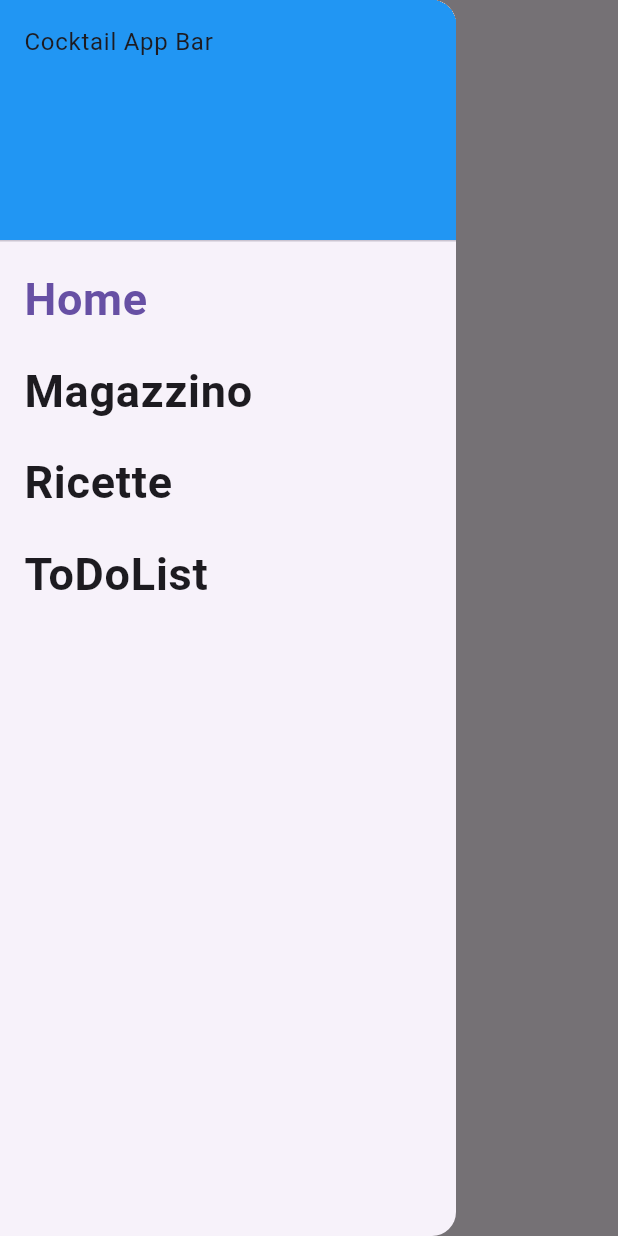
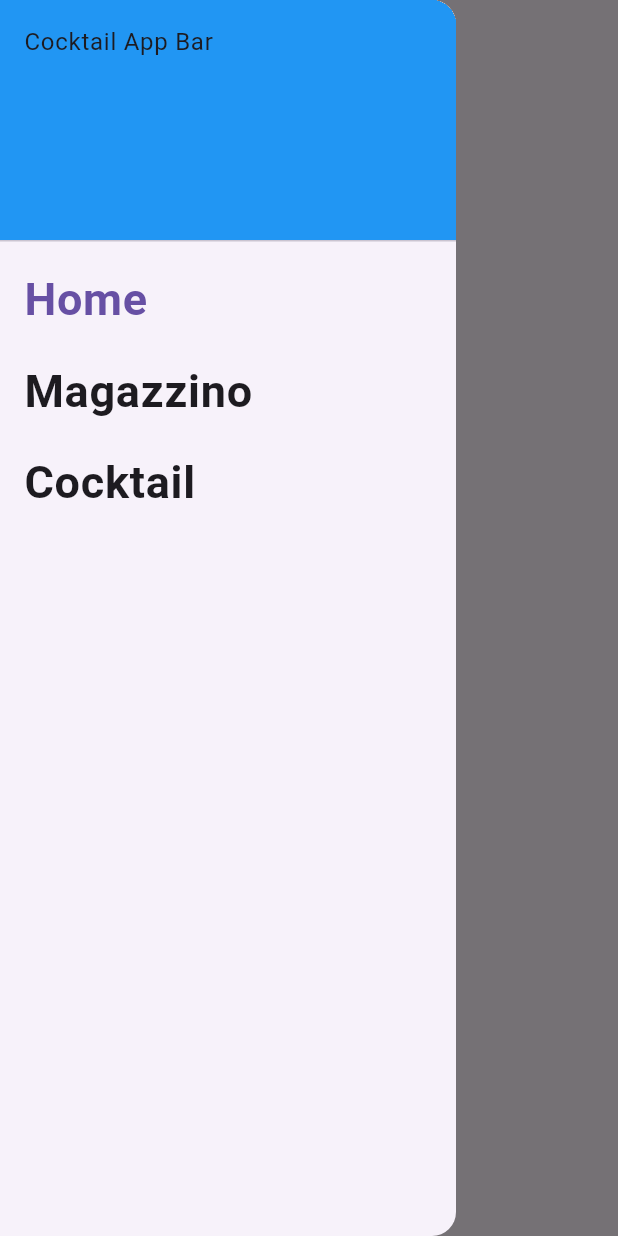
Before and after one commit to chirichexe/CocktailBarApp, a Flutter app: the screen it shows after launch, with the side drawer open, on a phone screen of 412 x 824 dp. Run offline on Flutter 3.47's test engine with Material 3 defaults, Android fonts, the phone set to English and light mode, and no system bars; our stand-ins replace getwidget.

```diff
--- a/app/cocktailbar_app/lib/main.dart
+++ b/app/cocktailbar_app/lib/main.dart
@@ -2,9 +2,9 @@
 
 import 'package:flutter/material.dart';
 import 'pages/homepage/homePage.dart';
-import 'pages/secondpage/secondPage.dart';
-import 'pages/thirdpage/thirdPage.dart';
-import 'pages/fourthpage/fourthPage.dart';
+import 'pages/magazzino/magazzinoPage.dart';
+import 'pages/cocktail/cocktailPage.dart';
+import 'package:getwidget/getwidget.dart';
 
 void main() => runApp(MyApp());
 
@@ -20,9 +20,8 @@ class MyApp extends StatelessWidget {
       ),
       home: const MyDrawer(),
       routes: {
-        '/second': (context) => createSecondPage(),
-        '/third': (context) => createThirdPage(),
-        '/fourth': (context) => createFourthPage(),
+        '/magazzino': (context) => createMagazzinoPage(),
+        '/cocktail': (context) => createCocktailPage(),
       },
     );
   }
--- a/app/cocktailbar_app/lib/pages/homepage/homePage.dart
+++ b/app/cocktailbar_app/lib/pages/homepage/homePage.dart
@@ -20,9 +20,8 @@ class _Drawer extends State<MyDrawer> {
           drawerTitle: "Cocktail App Bar",
           pageRoutes: {
             "/": "Home",
-            "/second": "Magazzino",
-            "/third": "Ricette",
-            "/fourth": "ToDoList"
+            "/magazzino": "Magazzino",
+            "/cocktail": "Cocktail"
           },
         ));
   }
--- a/app/cocktailbar_app/pubspec.yaml
+++ b/app/cocktailbar_app/pubspec.yaml
@@ -30,6 +30,8 @@ environment:
 dependencies:
   flutter:
     sdk: flutter
+
+  getwidget: ^2.0.4
 
 
   # The following adds the Cupertino Icons font to your application.
```
Also changed, not shown: app/cocktailbar_app/lib/pages/cocktail/cocktailPage.dart (renamed from app/cocktailbar_app/lib/pages/secondpage/secondPage.dart, +5 -5 lines), app/cocktailbar_app/lib/pages/fourthpage/fourthPage.dart (deleted, +0 -56 lines), app/cocktailbar_app/lib/pages/magazzino/magazzinoPage.dart (renamed from app/cocktailbar_app/lib/pages/thirdpage/thirdPage.dart, +7 -5 lines), app/cocktailbar_app/lib/elements/checkable_element.dart (renamed from app/cocktailbar_app/lib/pages/fourthpage/elements/checkable_element.dart), app/cocktailbar_app/pubspec.lock.
